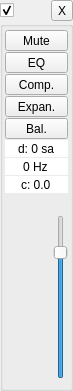
Before: the Qt Designer form gui/OutputController.ui in amurzeau/damc, drawn with Qt 5.
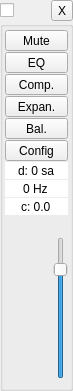
After: the same form once the commit is applied. Custom widgets are drawn as their Qt base class.

Commit message:
gui: add config dialogbox based on old add dialogbox
This dialog box allows to configure device related options and endpoint type.

```diff
--- a/gui/OutputController.ui
+++ b/gui/OutputController.ui
@@ -60,7 +60,7 @@
      <property name="title">
       <string/>
      </property>
-     <layout class="QGridLayout" name="gridLayout_2">
+     <layout class="QGridLayout" name="gridLayout_2" rowstretch="0,0,0,0,0,0,0,0,0,0,0">
       <property name="leftMargin">
        <number>2</number>
       </property>
@@ -76,7 +76,201 @@
       <property name="verticalSpacing">
        <number>1</number>
       </property>
-      <item row="9" column="0" colspan="2">
+      <item row="9" column="0">
+       <widget class="QWidget" name="levelLabelContainer" native="true">
+        <property name="sizePolicy">
+         <sizepolicy hsizetype="Preferred" vsizetype="Fixed">
+          <horstretch>0</horstretch>
+          <verstretch>0</verstretch>
+         </sizepolicy>
+        </property>
+        <layout class="QHBoxLayout" name="horizontalLayout">
+         <property name="spacing">
+          <number>0</number>
+         </property>
+         <property name="leftMargin">
+          <number>0</number>
+         </property>
+         <property name="topMargin">
+          <number>0</number>
+         </property>
+         <property name="rightMargin">
+          <number>0</number>
+         </property>
+         <property name="bottomMargin">
+          <number>0</number>
+         </property>
+         <item>
+          <widget class="FastLabelWidget" name="levelLabel" native="true">
+           <property name="minimumSize">
+            <size>
+             <width>24</width>
+             <height>20</height>
+            </size>
+           </property>
+           <property name="maximumSize">
+            <size>
+             <width>24</width>
+             <height>20</height>
+            </size>
+           </property>
+          </widget>
+         </item>
+         <item>
+          <spacer name="horizontalSpacer_2">
+           <property name="orientation">
+            <enum>Qt::Horizontal</enum>
+           </property>
+           <property name="sizeHint" stdset="0">
+            <size>
+             <width>40</width>
+             <height>20</height>
+            </size>
+           </property>
+          </spacer>
+         </item>
+         <item>
+          <widget class="FastLabelWidget" name="volumeLevelLabel" native="true">
+           <property name="minimumSize">
+            <size>
+             <width>24</width>
+             <height>20</height>
+            </size>
+           </property>
+           <property name="maximumSize">
+            <size>
+             <width>24</width>
+             <height>20</height>
+            </size>
+           </property>
+          </widget>
+         </item>
+        </layout>
+       </widget>
+      </item>
+      <item row="6" column="0">
+       <widget class="QDoubleSpinBox" name="delaySpinBox">
+        <property name="sizePolicy">
+         <sizepolicy hsizetype="Ignored" vsizetype="Fixed">
+          <horstretch>0</horstretch>
+          <verstretch>0</verstretch>
+         </sizepolicy>
+        </property>
+        <property name="toolTip">
+         <string>Delay in samples</string>
+        </property>
+        <property name="frame">
+         <bool>false</bool>
+        </property>
+        <property name="alignment">
+         <set>Qt::AlignCenter</set>
+        </property>
+        <property name="buttonSymbols">
+         <enum>QAbstractSpinBox::NoButtons</enum>
+        </property>
+        <property name="prefix">
+         <string>d: </string>
+        </property>
+        <property name="suffix">
+         <string> sa</string>
+        </property>
+        <property name="decimals">
+         <number>0</number>
+        </property>
+        <property name="maximum">
+         <double>100000.000000000000000</double>
+        </property>
+       </widget>
+      </item>
+      <item row="3" column="0">
+       <widget class="QToolButton" name="expanderButton">
+        <property name="sizePolicy">
+         <sizepolicy hsizetype="MinimumExpanding" vsizetype="Fixed">
+          <horstretch>0</horstretch>
+          <verstretch>0</verstretch>
+         </sizepolicy>
+        </property>
+        <property name="text">
+         <string>Expan.</string>
+        </property>
+        <property name="checkable">
+         <bool>true</bool>
+        </property>
+       </widget>
+      </item>
+      <item row="0" column="0">
+       <widget class="QToolButton" name="muteButton">
+        <property name="sizePolicy">
+         <sizepolicy hsizetype="MinimumExpanding" vsizetype="Fixed">
+          <horstretch>0</horstretch>
+          <verstretch>0</verstretch>
+         </sizepolicy>
+        </property>
+        <property name="text">
+         <string>Mute</string>
+        </property>
+        <property name="checkable">
+         <bool>true</bool>
+        </property>
+       </widget>
+      </item>
+      <item row="8" column="0">
+       <widget class="QDoubleSpinBox" name="clockDriftSpinBox">
+        <property name="sizePolicy">
+         <sizepolicy hsizetype="Ignored" vsizetype="Fixed">
+          <horstretch>0</horstretch>
+          <verstretch>0</verstretch>
+         </sizepolicy>
+        </property>
+        <property name="toolTip">
+         <string>Device's clock drift in PPM</string>
+        </property>
+        <property name="frame">
+         <bool>false</bool>
+        </property>
+        <property name="alignment">
+         <set>Qt::AlignCenter</set>
+        </property>
+        <property name="buttonSymbols">
+         <enum>QAbstractSpinBox::NoButtons</enum>
+        </property>
+        <property name="prefix">
+         <string>c: </string>
+        </property>
+        <property name="suffix">
+         <string/>
+        </property>
+        <property name="decimals">
+         <number>1</number>
+        </property>
+        <property name="minimum">
+         <double>-99999.000000000000000</double>
+        </property>
+        <property name="maximum">
+         <double>99999.000000000000000</double>
+        </property>
+        <property name="value">
+         <double>0.000000000000000</double>
+        </property>
+       </widget>
+      </item>
+      <item row="2" column="0">
+       <widget class="QToolButton" name="compressorButton">
+        <property name="sizePolicy">
+         <sizepolicy hsizetype="MinimumExpanding" vsizetype="Fixed">
+          <horstretch>0</horstretch>
+          <verstretch>0</verstretch>
+         </sizepolicy>
+        </property>
+        <property name="text">
+         <string>Comp.</string>
+        </property>
+        <property name="checkable">
+         <bool>true</bool>
+        </property>
+       </widget>
+      </item>
+      <item row="10" column="0">
        <widget class="QWidget" name="volumeLevelContainer" native="true">
         <layout class="QHBoxLayout" name="horizontalLayout_2">
          <property name="spacing">
@@ -144,8 +338,8 @@
         </layout>
        </widget>
       </item>
-      <item row="1" column="0">
-       <widget class="QToolButton" name="eqButton">
+      <item row="4" column="0">
+       <widget class="QToolButton" name="balanceButton">
         <property name="sizePolicy">
          <sizepolicy hsizetype="MinimumExpanding" vsizetype="Fixed">
           <horstretch>0</horstretch>
@@ -153,14 +347,11 @@
          </sizepolicy>
         </property>
         <property name="text">
-         <string>EQ</string>
-        </property>
-        <property name="checkable">
-         <bool>true</bool>
+         <string>Bal.</string>
         </property>
        </widget>
       </item>
-      <item row="6" column="0">
+      <item row="7" column="0">
        <widget class="QSpinBox" name="sampleRateSpinBox">
         <property name="toolTip">
          <string>Sample rate</string>
@@ -188,8 +379,8 @@
         </property>
        </widget>
       </item>
-      <item row="2" column="0">
-       <widget class="QToolButton" name="compressorButton">
+      <item row="1" column="0">
+       <widget class="QToolButton" name="eqButton">
         <property name="sizePolicy">
          <sizepolicy hsizetype="MinimumExpanding" vsizetype="Fixed">
           <horstretch>0</horstretch>
@@ -197,15 +388,15 @@
          </sizepolicy>
         </property>
         <property name="text">
-         <string>Comp.</string>
+         <string>EQ</string>
         </property>
         <property name="checkable">
          <bool>true</bool>
         </property>
        </widget>
       </item>
-      <item row="4" column="0">
-       <widget class="QToolButton" name="balanceButton">
+      <item row="5" column="0">
+       <widget class="QToolButton" name="configButton">
         <property name="sizePolicy">
          <sizepolicy hsizetype="MinimumExpanding" vsizetype="Fixed">
           <horstretch>0</horstretch>
@@ -213,185 +404,7 @@
          </sizepolicy>
         </property>
         <property name="text">
-         <string>Bal.</string>
-        </property>
-       </widget>
-      </item>
-      <item row="8" column="0" colspan="2">
-       <widget class="QWidget" name="levelLabelContainer" native="true">
-        <property name="sizePolicy">
-         <sizepolicy hsizetype="Preferred" vsizetype="Fixed">
-          <horstretch>0</horstretch>
-          <verstretch>0</verstretch>
-         </sizepolicy>
-        </property>
-        <layout class="QHBoxLayout" name="horizontalLayout">
-         <property name="spacing">
-          <number>0</number>
-         </property>
-         <property name="leftMargin">
-          <number>0</number>
-         </property>
-         <property name="topMargin">
-          <number>0</number>
-         </property>
-         <property name="rightMargin">
-          <number>0</number>
-         </property>
-         <property name="bottomMargin">
-          <number>0</number>
-         </property>
-         <item>
-          <widget class="FastLabelWidget" name="levelLabel" native="true">
-           <property name="minimumSize">
-            <size>
-             <width>24</width>
-             <height>20</height>
-            </size>
-           </property>
-           <property name="maximumSize">
-            <size>
-             <width>24</width>
-             <height>20</height>
-            </size>
-           </property>
-          </widget>
-         </item>
-         <item>
-          <spacer name="horizontalSpacer_2">
-           <property name="orientation">
-            <enum>Qt::Horizontal</enum>
-           </property>
-           <property name="sizeHint" stdset="0">
-            <size>
-             <width>40</width>
-             <height>20</height>
-            </size>
-           </property>
-          </spacer>
-         </item>
-         <item>
-          <widget class="FastLabelWidget" name="volumeLevelLabel" native="true">
-           <property name="minimumSize">
-            <size>
-             <width>24</width>
-             <height>20</height>
-            </size>
-           </property>
-           <property name="maximumSize">
-            <size>
-             <width>24</width>
-             <height>20</height>
-            </size>
-           </property>
-          </widget>
-         </item>
-        </layout>
-       </widget>
-      </item>
-      <item row="7" column="0" colspan="2">
-       <widget class="QDoubleSpinBox" name="clockDriftSpinBox">
-        <property name="sizePolicy">
-         <sizepolicy hsizetype="Ignored" vsizetype="Fixed">
-          <horstretch>0</horstretch>
-          <verstretch>0</verstretch>
-         </sizepolicy>
-        </property>
-        <property name="toolTip">
-         <string>Device's clock drift in PPM</string>
-        </property>
-        <property name="frame">
-         <bool>false</bool>
-        </property>
-        <property name="alignment">
-         <set>Qt::AlignCenter</set>
-        </property>
-        <property name="buttonSymbols">
-         <enum>QAbstractSpinBox::NoButtons</enum>
-        </property>
-        <property name="prefix">
-         <string>c: </string>
-        </property>
-        <property name="suffix">
-         <string/>
-        </property>
-        <property name="decimals">
-         <number>1</number>
-        </property>
-        <property name="minimum">
-         <double>-99999.000000000000000</double>
-        </property>
-        <property name="maximum">
-         <double>99999.000000000000000</double>
-        </property>
-        <property name="value">
-         <double>0.000000000000000</double>
-        </property>
-       </widget>
-      </item>
-      <item row="0" column="0">
-       <widget class="QToolButton" name="muteButton">
-        <property name="sizePolicy">
-         <sizepolicy hsizetype="MinimumExpanding" vsizetype="Fixed">
-          <horstretch>0</horstretch>
-          <verstretch>0</verstretch>
-         </sizepolicy>
-        </property>
-        <property name="text">
-         <string>Mute</string>
-        </property>
-        <property name="checkable">
-         <bool>true</bool>
-        </property>
-       </widget>
-      </item>
-      <item row="5" column="0" colspan="2">
-       <widget class="QDoubleSpinBox" name="delaySpinBox">
-        <property name="sizePolicy">
-         <sizepolicy hsizetype="Ignored" vsizetype="Fixed">
-          <horstretch>0</horstretch>
-          <verstretch>0</verstretch>
-         </sizepolicy>
-        </property>
-        <property name="toolTip">
-         <string>Delay in samples</string>
-        </property>
-        <property name="frame">
-         <bool>false</bool>
-        </property>
-        <property name="alignment">
-         <set>Qt::AlignCenter</set>
-        </property>
-        <property name="buttonSymbols">
-         <enum>QAbstractSpinBox::NoButtons</enum>
-        </property>
-        <property name="prefix">
-         <string>d: </string>
-        </property>
-        <property name="suffix">
-         <string> sa</string>
-        </property>
-        <property name="decimals">
-         <number>0</number>
-        </property>
-        <property name="maximum">
-         <double>100000.000000000000000</double>
-        </property>
-       </widget>
-      </item>
-      <item row="3" column="0">
-       <widget class="QToolButton" name="expanderButton">
-        <property name="sizePolicy">
-         <sizepolicy hsizetype="MinimumExpanding" vsizetype="Fixed">
-          <horstretch>0</horstretch>
-          <verstretch>0</verstretch>
-         </sizepolicy>
-        </property>
-        <property name="text">
-         <string>Expan.</string>
-        </property>
-        <property name="checkable">
-         <bool>true</bool>
+         <string>Config</string>
         </property>
        </widget>
       </item>
@@ -403,9 +416,6 @@
      <property name="text">
       <string/>
      </property>
-     <property name="checked">
-      <bool>true</bool>
-     </property>
     </widget>
    </item>
   </layout>
```
The commit also changes 11 other files.
